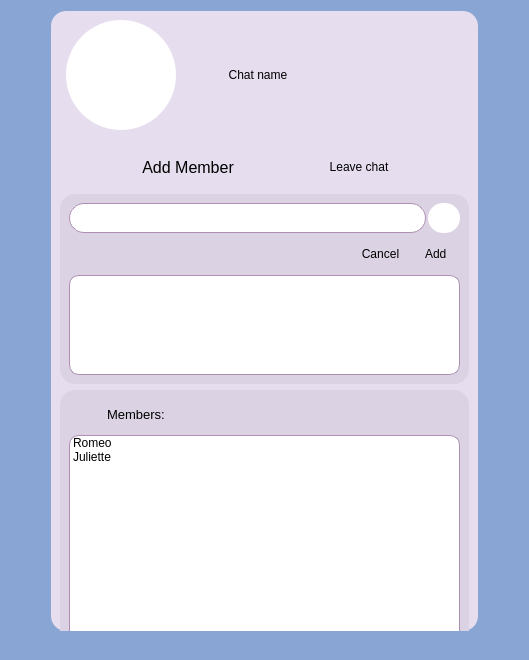
Before: the Qt Designer form messenger/chatinfo.ui in ita-social-projects/HTTP_Messenger_Client, drawn with Qt 5.
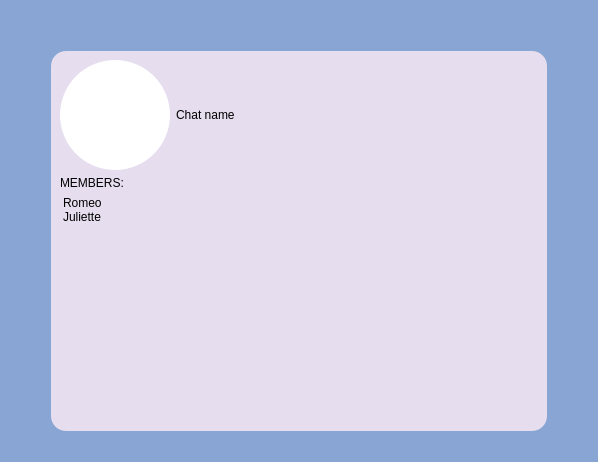
After: the same form once the commit is applied. Icons and pictures are not drawn.

Commit message: Revert "Chat info"

```diff
--- a/messenger/chatinfo.ui
+++ b/messenger/chatinfo.ui
@@ -6,633 +6,160 @@
    <rect>
     <x>0</x>
     <y>0</y>
-    <width>529</width>
-    <height>660</height>
+    <width>598</width>
+    <height>462</height>
    </rect>
   </property>
-  <property name="sizePolicy">
-   <sizepolicy hsizetype="Fixed" vsizetype="Preferred">
-    <horstretch>0</horstretch>
-    <verstretch>0</verstretch>
-   </sizepolicy>
-  </property>
-  <property name="minimumSize">
-   <size>
-    <width>529</width>
-    <height>600</height>
-   </size>
-  </property>
-  <property name="maximumSize">
-   <size>
-    <width>529</width>
-    <height>660</height>
-   </size>
-  </property>
   <property name="windowTitle">
    <string>Dialog</string>
   </property>
   <property name="styleSheet">
    <string notr="true">background-color: rgb(136, 165, 211);</string>
   </property>
-  <layout class="QGridLayout" name="gridLayout">
+  <layout class="QGridLayout" name="gridLayout_2">
    <item row="0" column="1">
+    <spacer name="verticalSpacer">
+     <property name="orientation">
+      <enum>Qt::Vertical</enum>
+     </property>
+     <property name="sizeType">
+      <enum>QSizePolicy::Fixed</enum>
+     </property>
+     <property name="sizeHint" stdset="0">
+      <size>
+       <width>20</width>
+       <height>40</height>
+      </size>
+     </property>
+    </spacer>
+   </item>
+   <item row="1" column="1">
     <widget class="QWidget" name="gridWidget" native="true">
      <property name="sizePolicy">
-      <sizepolicy hsizetype="Preferred" vsizetype="Preferred">
+      <sizepolicy hsizetype="Minimum" vsizetype="Minimum">
        <horstretch>0</horstretch>
        <verstretch>0</verstretch>
       </sizepolicy>
      </property>
-     <property name="minimumSize">
-      <size>
-       <width>0</width>
-       <height>620</height>
-      </size>
-     </property>
-     <property name="maximumSize">
-      <size>
-       <width>16777215</width>
-       <height>620</height>
-      </size>
-     </property>
      <property name="styleSheet">
       <string notr="true">background-color: rgb(230, 221, 238);
 border-radius: 15px;</string>
      </property>
-     <layout class="QFormLayout" name="formLayout">
+     <layout class="QGridLayout" name="gridLayout">
+      <item row="0" column="2">
+       <widget class="QLabel" name="label">
+        <property name="sizePolicy">
+         <sizepolicy hsizetype="Preferred" vsizetype="Fixed">
+          <horstretch>0</horstretch>
+          <verstretch>0</verstretch>
+         </sizepolicy>
+        </property>
+        <property name="minimumSize">
+         <size>
+          <width>0</width>
+          <height>40</height>
+         </size>
+        </property>
+        <property name="styleSheet">
+         <string notr="true">QLabel {
+font: 75 14pt &quot;MS Shell Dlg 2&quot;;
+color: black;
+}</string>
+        </property>
+        <property name="text">
+         <string>Chat name</string>
+        </property>
+       </widget>
+      </item>
+      <item row="9" column="1" colspan="3">
+       <widget class="QListWidget" name="listWidget">
+        <property name="styleSheet">
+         <string notr="true">color: black;</string>
+        </property>
+        <item>
+         <property name="text">
+          <string>Romeo</string>
+         </property>
+        </item>
+        <item>
+         <property name="text">
+          <string>Juliette</string>
+         </property>
+        </item>
+       </widget>
+      </item>
       <item row="0" column="1">
-       <layout class="QHBoxLayout" name="horizontalLayout_4">
-        <item>
-         <widget class="QLabel" name="label_UserImg">
-          <property name="sizePolicy">
-           <sizepolicy hsizetype="Fixed" vsizetype="Fixed">
-            <horstretch>0</horstretch>
-            <verstretch>0</verstretch>
-           </sizepolicy>
-          </property>
-          <property name="minimumSize">
-           <size>
-            <width>110</width>
-            <height>110</height>
-           </size>
-          </property>
-          <property name="styleSheet">
-           <string notr="true">QLabel{
+       <widget class="QLabel" name="label_UserImg">
+        <property name="sizePolicy">
+         <sizepolicy hsizetype="Fixed" vsizetype="Fixed">
+          <horstretch>0</horstretch>
+          <verstretch>0</verstretch>
+         </sizepolicy>
+        </property>
+        <property name="minimumSize">
+         <size>
+          <width>110</width>
+          <height>110</height>
+         </size>
+        </property>
+        <property name="styleSheet">
+         <string notr="true">QLabel{
 background-color: rgb(255,255,255);
 border-radius: 55px;
 }</string>
+        </property>
+        <property name="text">
+         <string/>
+        </property>
+        <property name="pixmap">
+         <pixmap resource="resources.qrc">:/icons/icons/photo.ico</pixmap>
+        </property>
+        <property name="alignment">
+         <set>Qt::AlignCenter</set>
+        </property>
+       </widget>
+      </item>
+      <item row="2" column="1" colspan="3">
+       <layout class="QHBoxLayout" name="horizontalLayout">
+        <item>
+         <widget class="QLabel" name="label_2">
+          <property name="styleSheet">
+           <string notr="true">color:black;</string>
+          </property>
+          <property name="text">
+           <string>MEMBERS:</string>
+          </property>
+         </widget>
+        </item>
+        <item>
+         <widget class="QPushButton" name="pushButton">
+          <property name="sizePolicy">
+           <sizepolicy hsizetype="Fixed" vsizetype="Fixed">
+            <horstretch>0</horstretch>
+            <verstretch>0</verstretch>
+           </sizepolicy>
           </property>
           <property name="text">
            <string/>
           </property>
-          <property name="pixmap">
-           <pixmap resource="resources.qrc">:/icons/icons/photo.ico</pixmap>
-          </property>
-          <property name="alignment">
-           <set>Qt::AlignCenter</set>
-          </property>
-         </widget>
-        </item>
-        <item>
-         <spacer name="horizontalSpacer_9">
-          <property name="orientation">
-           <enum>Qt::Horizontal</enum>
-          </property>
-          <property name="sizeType">
-           <enum>QSizePolicy::Fixed</enum>
-          </property>
-          <property name="sizeHint" stdset="0">
-           <size>
-            <width>40</width>
-            <height>20</height>
-           </size>
-          </property>
-         </spacer>
-        </item>
-        <item>
-         <widget class="QLabel" name="label_ChatName">
-          <property name="sizePolicy">
-           <sizepolicy hsizetype="Preferred" vsizetype="Fixed">
-            <horstretch>0</horstretch>
-            <verstretch>0</verstretch>
-           </sizepolicy>
-          </property>
-          <property name="minimumSize">
-           <size>
-            <width>0</width>
-            <height>40</height>
-           </size>
-          </property>
-          <property name="styleSheet">
-           <string notr="true">QLabel {
-font: 75 14pt &quot;MS Shell Dlg 2&quot;;
-color: black;
-}</string>
-          </property>
-          <property name="text">
-           <string>  Chat name</string>
-          </property>
-         </widget>
-        </item>
-       </layout>
-      </item>
-      <item row="1" column="1">
-       <spacer name="verticalSpacer_4">
-        <property name="orientation">
-         <enum>Qt::Vertical</enum>
-        </property>
-        <property name="sizeType">
-         <enum>QSizePolicy::Fixed</enum>
-        </property>
-        <property name="sizeHint" stdset="0">
-         <size>
-          <width>20</width>
-          <height>10</height>
-         </size>
-        </property>
-       </spacer>
-      </item>
-      <item row="2" column="0" colspan="2">
-       <layout class="QHBoxLayout" name="horizontalLayout_5">
-        <item>
-         <spacer name="horizontalSpacer_4">
-          <property name="orientation">
-           <enum>Qt::Horizontal</enum>
-          </property>
-          <property name="sizeHint" stdset="0">
-           <size>
-            <width>40</width>
-            <height>20</height>
-           </size>
-          </property>
-         </spacer>
-        </item>
-        <item>
-         <widget class="QPushButton" name="pushButton_AddMember">
-          <property name="sizePolicy">
-           <sizepolicy hsizetype="Preferred" vsizetype="Fixed">
-            <horstretch>0</horstretch>
-            <verstretch>0</verstretch>
-           </sizepolicy>
-          </property>
-          <property name="minimumSize">
-           <size>
-            <width>30</width>
-            <height>30</height>
-           </size>
-          </property>
-          <property name="font">
-           <font>
-            <family>MS Shell Dlg 2</family>
-            <pointsize>12</pointsize>
-            <weight>9</weight>
-            <italic>false</italic>
-            <bold>false</bold>
-           </font>
-          </property>
-          <property name="styleSheet">
-           <string notr="true">QPushButton {
-font: 75 12pt &quot;MS Shell Dlg 2&quot;;
-border-radius: 15px;
-color: black;
-}
-
-QPushButton:hover { 
-background-color:rgb(200, 192, 207);
- }</string>
-          </property>
-          <property name="text">
-           <string>  Add Member  </string>
-          </property>
           <property name="icon">
            <iconset resource="resources.qrc">
             <normaloff>:/icons/icons/addUser.ico</normaloff>:/icons/icons/addUser.ico</iconset>
           </property>
-          <property name="iconSize">
-           <size>
-            <width>25</width>
-            <height>25</height>
-           </size>
-          </property>
          </widget>
         </item>
-        <item>
-         <spacer name="horizontalSpacer_7">
-          <property name="orientation">
-           <enum>Qt::Horizontal</enum>
-          </property>
-          <property name="sizeHint" stdset="0">
-           <size>
-            <width>40</width>
-            <height>20</height>
-           </size>
-          </property>
-         </spacer>
-        </item>
-        <item>
-         <widget class="QPushButton" name="pushButton_LeaveChat">
-          <property name="sizePolicy">
-           <sizepolicy hsizetype="Preferred" vsizetype="Fixed">
-            <horstretch>0</horstretch>
-            <verstretch>0</verstretch>
-           </sizepolicy>
-          </property>
-          <property name="minimumSize">
-           <size>
-            <width>0</width>
-            <height>30</height>
-           </size>
-          </property>
-          <property name="styleSheet">
-           <string notr="true">QPushButton {
-font: 75 12pt &quot;MS Shell Dlg 2&quot;;
-border-radius: 15px;
-color: black;
-}
-
-QPushButton:hover { 
-background-color:rgb(200, 192, 207);
- }</string>
-          </property>
-          <property name="text">
-           <string>  Leave chat  </string>
-          </property>
-          <property name="icon">
-           <iconset resource="resources.qrc">
-            <normaloff>:/icons/icons/signOut.ico</normaloff>:/icons/icons/signOut.ico</iconset>
-          </property>
-         </widget>
-        </item>
-        <item>
-         <spacer name="horizontalSpacer_5">
-          <property name="orientation">
-           <enum>Qt::Horizontal</enum>
-          </property>
-          <property name="sizeHint" stdset="0">
-           <size>
-            <width>40</width>
-            <height>20</height>
-           </size>
-          </property>
-         </spacer>
-        </item>
        </layout>
       </item>
-      <item row="3" column="1">
-       <spacer name="verticalSpacer_2">
-        <property name="orientation">
-         <enum>Qt::Vertical</enum>
-        </property>
-        <property name="sizeType">
-         <enum>QSizePolicy::Preferred</enum>
-        </property>
-        <property name="sizeHint" stdset="0">
-         <size>
-          <width>20</width>
-          <height>10</height>
-         </size>
-        </property>
-       </spacer>
-      </item>
-      <item row="5" column="0" colspan="2">
-       <widget class="QWidget" name="verticalWidget_FindUsers" native="true">
-        <property name="sizePolicy">
-         <sizepolicy hsizetype="Minimum" vsizetype="Preferred">
-          <horstretch>0</horstretch>
-          <verstretch>0</verstretch>
-         </sizepolicy>
-        </property>
-        <property name="styleSheet">
-         <string notr="true">background-color: rgb(219, 211, 227);
-border-radius: 15px;</string>
-        </property>
-        <layout class="QVBoxLayout" name="verticalLayout">
-         <item>
-          <layout class="QVBoxLayout" name="Layout_FindUsers">
-           <item>
-            <layout class="QHBoxLayout" name="horizontalLayout_2">
-             <property name="spacing">
-              <number>2</number>
-             </property>
-             <item>
-              <widget class="QLineEdit" name="lineEdit_SearchUser">
-               <property name="minimumSize">
-                <size>
-                 <width>30</width>
-                 <height>30</height>
-                </size>
-               </property>
-               <property name="styleSheet">
-                <string notr="true">background-color: rgb(255, 255, 255);
-font: 10pt &quot;MS Shell Dlg 2&quot;;
-border-radius: 15px;
-border-style: solid;
-border-width: 1px;
-border-color: rgb(174, 143, 177);</string>
-               </property>
-               <property name="text">
-                <string/>
-               </property>
-              </widget>
-             </item>
-             <item>
-              <widget class="QPushButton" name="pushButton_SearchUser">
-               <property name="minimumSize">
-                <size>
-                 <width>30</width>
-                 <height>30</height>
-                </size>
-               </property>
-               <property name="styleSheet">
-                <string notr="true">QPushButton{
-border-radius: 15px;
-background-color: white;
-}
-QPushButton:hover {
-     background-color:rgb(200, 192, 207);
- }</string>
-               </property>
-               <property name="text">
-                <string/>
-               </property>
-               <property name="icon">
-                <iconset resource="resources.qrc">
-                 <normaloff>:/icons/icons/search.ico</normaloff>:/icons/icons/search.ico</iconset>
-               </property>
-               <property name="iconSize">
-                <size>
-                 <width>20</width>
-                 <height>20</height>
-                </size>
-               </property>
-              </widget>
-             </item>
-            </layout>
-           </item>
-           <item>
-            <layout class="QHBoxLayout" name="horizontalLayout_3">
-             <item>
-              <widget class="QLabel" name="label_MemberLogin">
-               <property name="sizePolicy">
-                <sizepolicy hsizetype="Preferred" vsizetype="Fixed">
-                 <horstretch>0</horstretch>
-                 <verstretch>0</verstretch>
-                </sizepolicy>
-               </property>
-               <property name="minimumSize">
-                <size>
-                 <width>0</width>
-                 <height>30</height>
-                </size>
-               </property>
-               <property name="text">
-                <string/>
-               </property>
-              </widget>
-             </item>
-             <item>
-              <widget class="QPushButton" name="pushButton_Cancel">
-               <property name="sizePolicy">
-                <sizepolicy hsizetype="Fixed" vsizetype="Fixed">
-                 <horstretch>0</horstretch>
-                 <verstretch>0</verstretch>
-                </sizepolicy>
-               </property>
-               <property name="minimumSize">
-                <size>
-                 <width>0</width>
-                 <height>30</height>
-                </size>
-               </property>
-               <property name="styleSheet">
-                <string notr="true">QPushButton {
-font: 75 12pt &quot;MS Shell Dlg 2&quot;;
-color: black;
-border-radius: 10px;
-}
-QPushButton:hover { 
-background-color:rgb(200, 192, 207);
- }</string>
-               </property>
-               <property name="text">
-                <string>  Cancel  </string>
-               </property>
-              </widget>
-             </item>
-             <item>
-              <widget class="QPushButton" name="pushButton_Add">
-               <property name="sizePolicy">
-                <sizepolicy hsizetype="Fixed" vsizetype="Fixed">
-                 <horstretch>0</horstretch>
-                 <verstretch>0</verstretch>
-                </sizepolicy>
-               </property>
-               <property name="minimumSize">
-                <size>
-                 <width>0</width>
-                 <height>30</height>
-                </size>
-               </property>
-               <property name="styleSheet">
-                <string notr="true">QPushButton {
-font: 75 12pt &quot;MS Shell Dlg 2&quot;;
-color: black;
-border-radius: 10px;
-}
-QPushButton:hover { 
-background-color:rgb(200, 192, 207);
- }</string>
-               </property>
-               <property name="text">
-                <string>    Add    </string>
-               </property>
-              </widget>
-             </item>
-            </layout>
-           </item>
-           <item>
-            <widget class="QListWidget" name="listWidget_Users">
-             <property name="sizePolicy">
-              <sizepolicy hsizetype="Expanding" vsizetype="Preferred">
-               <horstretch>0</horstretch>
-               <verstretch>0</verstretch>
-              </sizepolicy>
-             </property>
-             <property name="minimumSize">
-              <size>
-               <width>0</width>
-               <height>100</height>
-              </size>
-             </property>
-             <property name="styleSheet">
-              <string notr="true">background-color: rgb(255, 255, 255);
-color:black;
-font: 10pt &quot;MS Shell Dlg 2&quot;;
-border-radius: 10px;
-border-style: solid;
-border-width: 1px;
-border-color: rgb(174, 143, 177);</string>
-             </property>
-            </widget>
-           </item>
-          </layout>
-         </item>
-        </layout>
-       </widget>
-      </item>
-      <item row="7" column="0" colspan="2">
-       <widget class="QWidget" name="verticalWidget_Members" native="true">
-        <property name="sizePolicy">
-         <sizepolicy hsizetype="Preferred" vsizetype="Preferred">
-          <horstretch>0</horstretch>
-          <verstretch>0</verstretch>
-         </sizepolicy>
-        </property>
-        <property name="minimumSize">
-         <size>
-          <width>0</width>
-          <height>280</height>
-         </size>
-        </property>
-        <property name="styleSheet">
-         <string notr="true">background-color: rgb(219, 211, 227);
-border-radius: 15px;</string>
-        </property>
-        <layout class="QVBoxLayout" name="verticalLayout_2">
-         <item>
-          <layout class="QHBoxLayout" name="horizontalLayout">
-           <item>
-            <widget class="QPushButton" name="pushButton_2">
-             <property name="enabled">
-              <bool>true</bool>
-             </property>
-             <property name="sizePolicy">
-              <sizepolicy hsizetype="Fixed" vsizetype="Fixed">
-               <horstretch>0</horstretch>
-               <verstretch>0</verstretch>
-              </sizepolicy>
-             </property>
-             <property name="text">
-              <string/>
-             </property>
-             <property name="icon">
-              <iconset resource="resources.qrc">
-               <normaloff>:/icons/icons/members.ico</normaloff>:/icons/icons/members.ico</iconset>
-             </property>
-             <property name="iconSize">
-              <size>
-               <width>30</width>
-               <height>30</height>
-              </size>
-             </property>
-            </widget>
-           </item>
-           <item>
-            <widget class="QLabel" name="label_2">
-             <property name="sizePolicy">
-              <sizepolicy hsizetype="Fixed" vsizetype="Fixed">
-               <horstretch>0</horstretch>
-               <verstretch>0</verstretch>
-              </sizepolicy>
-             </property>
-             <property name="minimumSize">
-              <size>
-               <width>0</width>
-               <height>30</height>
-              </size>
-             </property>
-             <property name="font">
-              <font>
-               <pointsize>10</pointsize>
-              </font>
-             </property>
-             <property name="styleSheet">
-              <string notr="true">color:black;</string>
-             </property>
-             <property name="text">
-              <string>Members: </string>
-             </property>
-            </widget>
-           </item>
-           <item>
-            <widget class="QLabel" name="label_MembersCount">
-             <property name="sizePolicy">
-              <sizepolicy hsizetype="Preferred" vsizetype="Fixed">
-               <horstretch>0</horstretch>
-               <verstretch>0</verstretch>
-              </sizepolicy>
-             </property>
-             <property name="minimumSize">
-              <size>
-               <width>0</width>
-               <height>30</height>
-              </size>
-             </property>
-             <property name="text">
-              <string/>
-             </property>
-            </widget>
-           </item>
-           <item>
-            <spacer name="horizontalSpacer_2">
-             <property name="orientation">
-              <enum>Qt::Horizontal</enum>
-             </property>
-             <property name="sizeType">
-              <enum>QSizePolicy::Preferred</enum>
-             </property>
-             <property name="sizeHint" stdset="0">
-              <size>
-               <width>40</width>
-               <height>20</height>
-              </size>
-             </property>
-            </spacer>
-           </item>
-          </layout>
-         </item>
-         <item>
-          <widget class="QListWidget" name="listWidget_Members">
-           <property name="sizePolicy">
-            <sizepolicy hsizetype="Minimum" vsizetype="Preferred">
-             <horstretch>0</horstretch>
-             <verstretch>0</verstretch>
-            </sizepolicy>
-           </property>
-           <property name="styleSheet">
-            <string notr="true">background-color: rgb(255, 255, 255);
-color:black;
-font: 10pt &quot;MS Shell Dlg 2&quot;;
-border-radius: 10px;
-border-style: solid;
-border-width: 1px;
-border-color: rgb(174, 143, 177);</string>
-           </property>
-           <item>
-            <property name="text">
-             <string>Romeo</string>
-            </property>
-           </item>
-           <item>
-            <property name="text">
-             <string>Juliette</string>
-            </property>
-           </item>
-          </widget>
-         </item>
-        </layout>
-       </widget>
-      </item>
      </layout>
     </widget>
    </item>
-   <item row="0" column="2">
-    <spacer name="horizontalSpacer_6">
+   <item row="1" column="2">
+    <spacer name="horizontalSpacer_11">
      <property name="orientation">
       <enum>Qt::Horizontal</enum>
      </property>
      <property name="sizeType">
-      <enum>QSizePolicy::Preferred</enum>
+      <enum>QSizePolicy::Fixed</enum>
      </property>
      <property name="sizeHint" stdset="0">
       <size>
@@ -642,13 +169,13 @@
      </property>
     </spacer>
    </item>
-   <item row="0" column="0">
-    <spacer name="horizontalSpacer_3">
+   <item row="2" column="0">
+    <spacer name="horizontalSpacer_12">
      <property name="orientation">
       <enum>Qt::Horizontal</enum>
      </property>
      <property name="sizeType">
-      <enum>QSizePolicy::Preferred</enum>
+      <enum>QSizePolicy::Fixed</enum>
      </property>
      <property name="sizeHint" stdset="0">
       <size>
@@ -658,22 +185,6 @@
      </property>
     </spacer>
    </item>
-   <item row="1" column="1">
-    <spacer name="verticalSpacer_3">
-     <property name="orientation">
-      <enum>Qt::Vertical</enum>
-     </property>
-     <property name="sizeType">
-      <enum>QSizePolicy::Preferred</enum>
-     </property>
-     <property name="sizeHint" stdset="0">
-      <size>
-       <width>20</width>
-       <height>40</height>
-      </size>
-     </property>
-    </spacer>
-   </item>
   </layout>
  </widget>
  <resources>
```
The commit also changes 16 other files.
